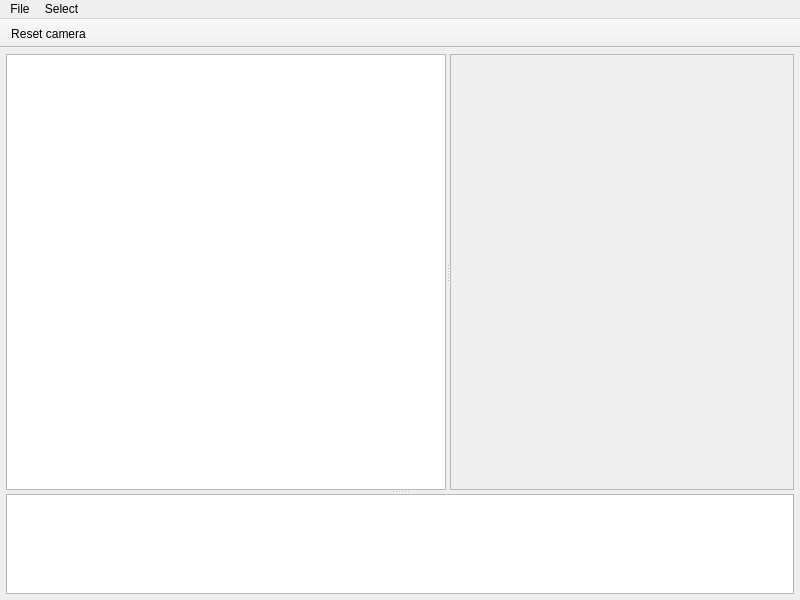
Old version of the form ccx_form.ui in the repository calculix/cae.
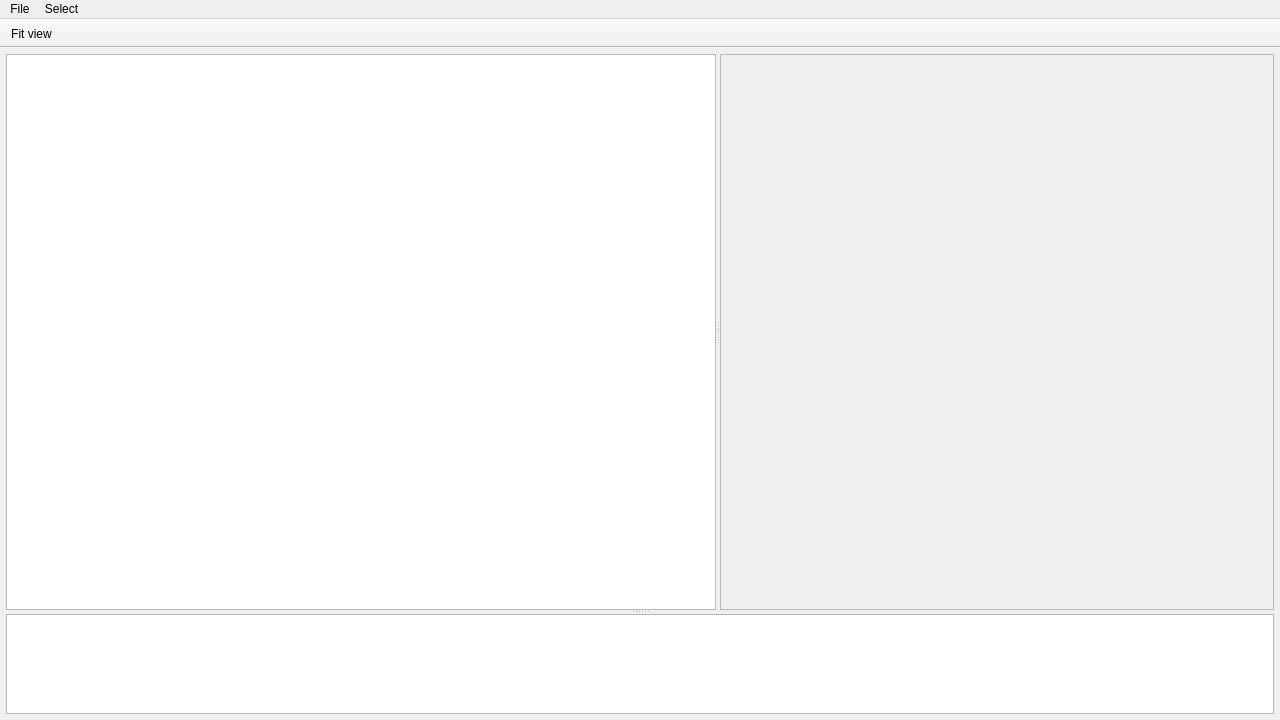
New version of the form. Icons and pictures are not drawn.

Diff of the .ui file:
```diff
--- a/ccx_form.ui
+++ b/ccx_form.ui
@@ -6,8 +6,8 @@
    <rect>
     <x>0</x>
     <y>0</y>
-    <width>800</width>
-    <height>600</height>
+    <width>1280</width>
+    <height>720</height>
    </rect>
   </property>
   <property name="minimumSize">
@@ -137,8 +137,8 @@
     <rect>
      <x>0</x>
      <y>0</y>
-     <width>800</width>
-     <height>26</height>
+     <width>1280</width>
+     <height>31</height>
     </rect>
    </property>
    <widget class="QMenu" name="menuFile">
@@ -186,7 +186,7 @@
      <normaloff>icons/camera_fit_view.svg</normaloff>icons/camera_fit_view.svg</iconset>
    </property>
    <property name="text">
-    <string>Reset camera</string>
+    <string>Fit view</string>
    </property>
   </action>
   <action name="actionSelectNodes">
```
Left out of the diff: 14 changed lines with no effect on the pictures.
